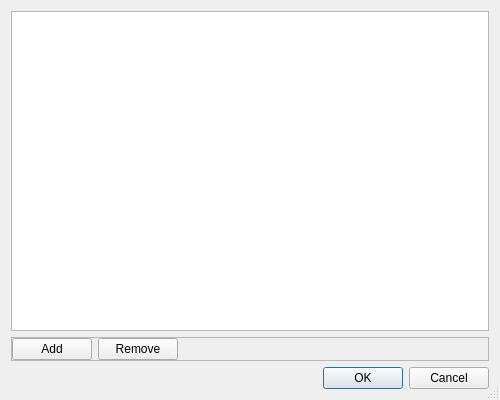
Before: the Qt Designer form src/DialogEditColors.ui in gdevic/Z80Explorer, drawn with Qt 5.
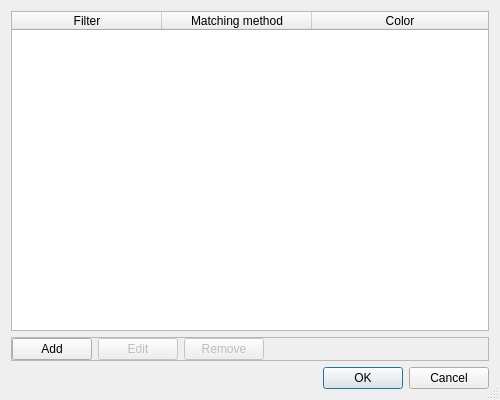
After: the same form once the commit is applied.

Commit message: Implementing custom colors UI

Patch:
```diff
--- a/src/DialogEditColors.ui
+++ b/src/DialogEditColors.ui
@@ -17,9 +17,6 @@
    <bool>true</bool>
   </property>
   <layout class="QGridLayout" name="gridLayout">
-   <item row="0" column="0">
-    <widget class="QListWidget" name="list"/>
-   </item>
    <item row="1" column="0">
     <widget class="QFrame" name="frame">
      <property name="frameShape">
@@ -48,8 +45,21 @@
         </property>
        </widget>
       </item>
+      <item>
+       <widget class="QPushButton" name="btEdit">
+        <property name="enabled">
+         <bool>false</bool>
+        </property>
+        <property name="text">
+         <string>Edit</string>
+        </property>
+       </widget>
+      </item>
       <item>
        <widget class="QPushButton" name="btRemove">
+        <property name="enabled">
+         <bool>false</bool>
+        </property>
         <property name="text">
          <string>Remove</string>
         </property>
@@ -81,6 +91,46 @@
      </property>
     </widget>
    </item>
+   <item row="0" column="0">
+    <widget class="QTableWidget" name="table">
+     <property name="editTriggers">
+      <set>QAbstractItemView::NoEditTriggers</set>
+     </property>
+     <property name="selectionBehavior">
+      <enum>QAbstractItemView::SelectRows</enum>
+     </property>
+     <property name="gridStyle">
+      <enum>Qt::NoPen</enum>
+     </property>
+     <property name="columnCount">
+      <number>3</number>
+     </property>
+     <attribute name="horizontalHeaderMinimumSectionSize">
+      <number>30</number>
+     </attribute>
+     <attribute name="horizontalHeaderDefaultSectionSize">
+      <number>150</number>
+     </attribute>
+     <attribute name="horizontalHeaderStretchLastSection">
+      <bool>true</bool>
+     </attribute>
+     <column>
+      <property name="text">
+       <string>Filter</string>
+      </property>
+     </column>
+     <column>
+      <property name="text">
+       <string>Matching method</string>
+      </property>
+     </column>
+     <column>
+      <property name="text">
+       <string>Color</string>
+      </property>
+     </column>
+    </widget>
+   </item>
   </layout>
  </widget>
  <resources/>
```
The commit also changes 8 other files.
